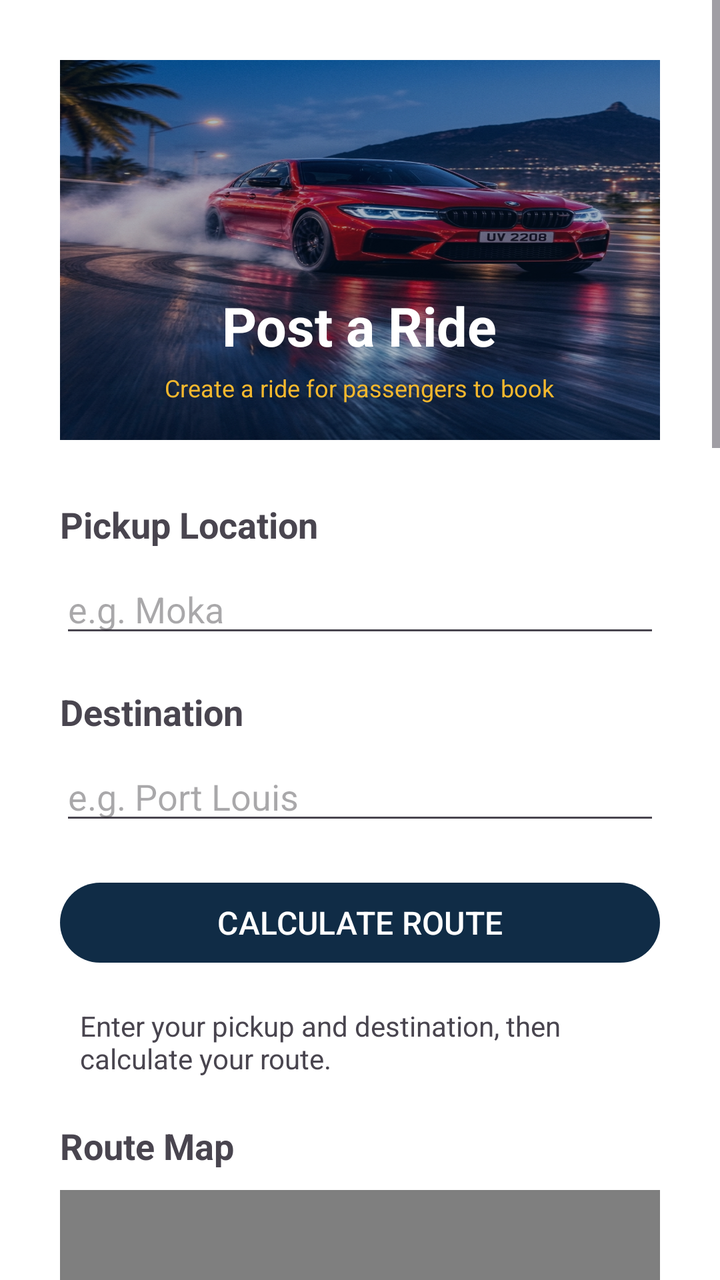
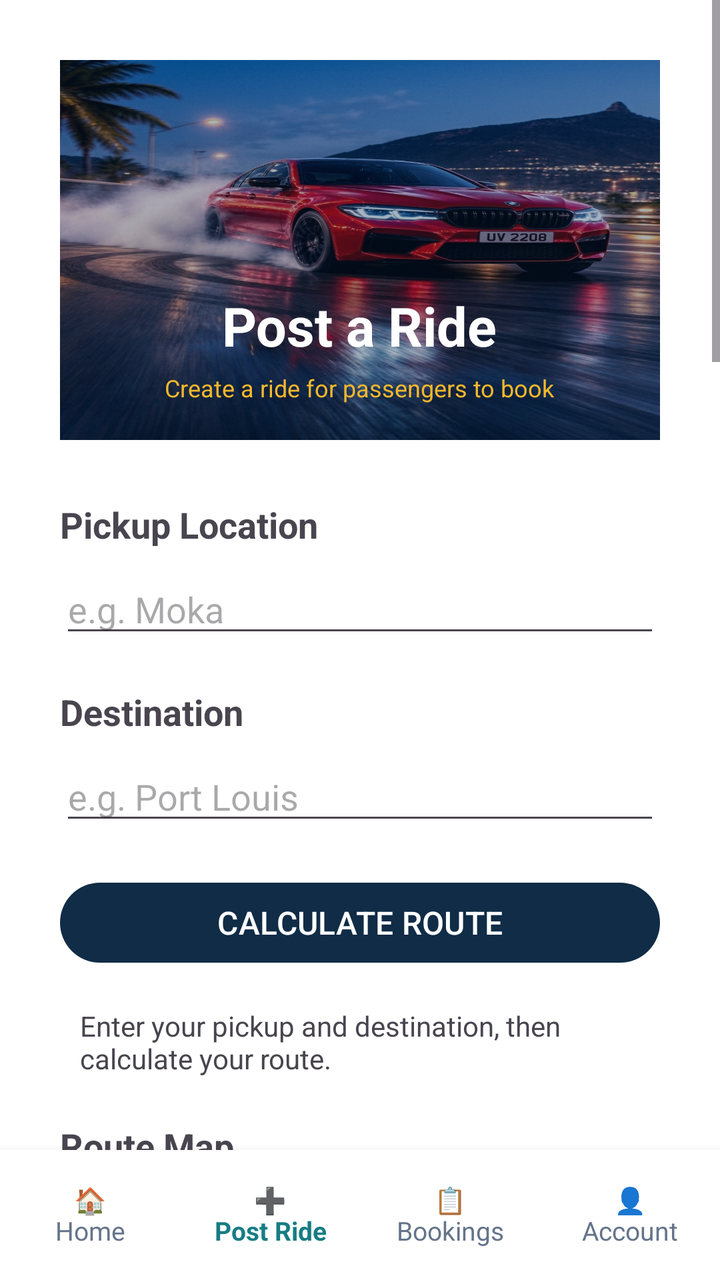

The first picture is an Android layout as it rendered before a commit; the second is the same layout after the commit. The layout source and the unified diff follow.
<!-- AndroidManifest.xml: application theme Theme.RideConnect -->
<!-- res/layout/activity_post_ride.xml -->
<?xml version="1.0" encoding="utf-8"?>
<ScrollView
    xmlns:android="http://schemas.android.com/apk/res/android"
    android:layout_width="match_parent"
    android:layout_height="match_parent"
    android:background="#FFFFFF"
    android:fillViewport="true">

    <LinearLayout
        android:layout_width="match_parent"
        android:layout_height="wrap_content"
        android:orientation="vertical"
        android:padding="30dp">

        


        

        <FrameLayout
            android:layout_width="match_parent"
            android:layout_height="190dp"
            android:layout_marginStart="-30dp"
            android:layout_marginEnd="-30dp"
            android:background="@color/navy">

            <ImageView
                android:id="@+id/postRideCarImage"
                android:layout_width="match_parent"
                android:layout_height="match_parent"
                android:src="@drawable/rideconnect_splash"
                android:scaleType="fitXY"
                android:contentDescription="BMW car photograph"/>

            <LinearLayout
                android:layout_width="match_parent"
                android:layout_height="match_parent"
                android:orientation="vertical"
                android:gravity="center_horizontal|bottom"
                android:background="#55041E42"
                android:paddingStart="20dp"
                android:paddingEnd="20dp"
                android:paddingBottom="18dp">

                <TextView
                    android:layout_width="wrap_content"
                    android:layout_height="wrap_content"
                    android:text="Post a Ride"
                    android:textSize="27sp"
                    android:textStyle="bold"
                    android:textColor="@color/white"/>

                <TextView
                    android:layout_width="wrap_content"
                    android:layout_height="wrap_content"
                    android:text="Create a ride for passengers to book"
                    android:textSize="12sp"
                    android:textColor="#F5B82E"
                    android:layout_marginTop="5dp"/>

            </LinearLayout>

        </FrameLayout>


        

        <TextView
            android:layout_width="wrap_content"
            android:layout_height="wrap_content"
            android:text="Pickup Location"
            android:textSize="18sp"
            android:textStyle="bold"
            android:layout_marginTop="30dp"/>

        <EditText
            android:id="@+id/pickupInput"
            android:layout_width="match_parent"
            android:layout_height="wrap_content"
            android:hint="e.g. Moka"
            android:inputType="textCapWords"
            android:layout_marginTop="8dp"/>

        

        <TextView
            android:layout_width="wrap_content"
            android:layout_height="wrap_content"
            android:text="Destination"
            android:textSize="18sp"
            android:textStyle="bold"
            android:layout_marginTop="20dp"/>

        <EditText
            android:id="@+id/destinationInput"
            android:layout_width="match_parent"
            android:layout_height="wrap_content"
            android:hint="e.g. Port Louis"
            android:inputType="textCapWords"
            android:layout_marginTop="8dp"/>

        

        <Button
            android:id="@+id/calculateRouteButton"
            android:layout_width="match_parent"
            android:layout_height="wrap_content"
            android:text="CALCULATE ROUTE"
            android:textSize="16sp"
            android:layout_marginTop="20dp"/>

        

        <TextView
            android:id="@+id/routeStatusText"
            android:layout_width="match_parent"
            android:layout_height="wrap_content"
            android:text="Enter your pickup and destination, then calculate your route."
            android:textSize="14sp"
            android:padding="10dp"
            android:layout_marginTop="8dp"/>

        

        <TextView
            android:layout_width="wrap_content"
            android:layout_height="wrap_content"
            android:text="Route Map"
            android:textSize="18sp"
            android:textStyle="bold"
            android:layout_marginTop="12dp"/>

        <org.osmdroid.views.MapView
            android:id="@+id/postRideMap"
            android:layout_width="match_parent"
            android:layout_height="300dp"
            android:layout_marginTop="10dp"/>

        

        <TextView
            android:layout_width="match_parent"
            android:layout_height="wrap_content"
            android:text="Select the point you want to adjust"
            android:textSize="17sp"
            android:textStyle="bold"
            android:layout_marginTop="18dp"/>

        <TextView
            android:layout_width="match_parent"
            android:layout_height="wrap_content"
            android:text="Choose Pickup or Destination below, then tap or long-press the exact position on the map."
            android:textSize="14sp"
            android:layout_marginTop="6dp"/>

        <RadioGroup
            android:id="@+id/locationSelectionGroup"
            android:layout_width="match_parent"
            android:layout_height="wrap_content"
            android:orientation="vertical"
            android:layout_marginTop="10dp">

            <RadioButton
                android:id="@+id/selectPickupRadio"
                android:layout_width="match_parent"
                android:layout_height="wrap_content"
                android:text="Adjust Pickup Point"
                android:checked="true"
                android:padding="8dp"/>

            <RadioButton
                android:id="@+id/selectDestinationRadio"
                android:layout_width="match_parent"
                android:layout_height="wrap_content"
                android:text="Adjust Destination Point"
                android:padding="8dp"/>

        </RadioGroup>

        <TextView
            android:id="@+id/pickupPointText"
            android:layout_width="match_parent"
            android:layout_height="wrap_content"
            android:text="Pickup point: Not selected"
            android:textSize="14sp"
            android:padding="10dp"
            android:layout_marginTop="8dp"
            android:background="#F1F5F9"/>

        <TextView
            android:id="@+id/destinationPointText"
            android:layout_width="match_parent"
            android:layout_height="wrap_content"
            android:text="Destination point: Not selected"
            android:textSize="14sp"
            android:padding="10dp"
            android:layout_marginTop="8dp"
            android:background="#F1F5F9"/>

        

        <TextView
            android:layout_width="wrap_content"
            android:layout_height="wrap_content"
            android:text="Available Routes"
            android:textSize="18sp"
            android:textStyle="bold"
            android:layout_marginTop="20dp"/>

        <RadioGroup
            android:id="@+id/routeOptionsGroup"
            android:layout_width="match_parent"
            android:layout_height="wrap_content"
            android:orientation="vertical"
            android:layout_marginTop="8dp"/>

        

        <TextView
            android:id="@+id/routeSummaryText"
            android:layout_width="match_parent"
            android:layout_height="wrap_content"
            android:text="Your selected route details will appear here."
            android:textSize="15sp"
            android:padding="12dp"
            android:layout_marginTop="10dp"
            android:background="#F1F5F9"/>

        

        <TextView
            android:id="@+id/dateText"
            android:layout_width="match_parent"
            android:layout_height="wrap_content"
            android:text="Date: Not selected"
            android:textSize="18sp"
            android:textStyle="bold"
            android:layout_marginTop="25dp"/>

        <Button
            android:id="@+id/selectDateButton"
            android:layout_width="match_parent"
            android:layout_height="wrap_content"
            android:text="📅 SELECT DATE"
            android:layout_marginTop="8dp"/>

        

        <TextView
            android:id="@+id/timeText"
            android:layout_width="match_parent"
            android:layout_height="wrap_content"
            android:text="Time: Not selected"
            android:textSize="18sp"
            android:textStyle="bold"
            android:layout_marginTop="15dp"/>

        <Button
            android:id="@+id/selectTimeButton"
            android:layout_width="match_parent"
            android:layout_height="wrap_content"
            android:text="🕐 SELECT TIME"
            android:layout_marginTop="8dp"/>

        

        <TextView
            android:layout_width="wrap_content"
            android:layout_height="wrap_content"
            android:text="Available Seats"
            android:textSize="18sp"
            android:textStyle="bold"
            android:layout_marginTop="20dp"/>

        <EditText
            android:id="@+id/seatsInput"
            android:layout_width="match_parent"
            android:layout_height="wrap_content"
            android:hint="e.g. 3"
            android:inputType="number"
            android:layout_marginTop="8dp"/>

        

        <TextView
            android:layout_width="wrap_content"
            android:layout_height="wrap_content"
            android:text="Price per Passenger (Rs)"
            android:textSize="18sp"
            android:textStyle="bold"
            android:layout_marginTop="20dp"/>

        <EditText
            android:id="@+id/priceInput"
            android:layout_width="match_parent"
            android:layout_height="wrap_content"
            android:hint="e.g. 100"
            android:inputType="numberDecimal"
            android:layout_marginTop="8dp"/>

        

        <Button
            android:id="@+id/postRideButton"
            android:layout_width="match_parent"
            android:layout_height="wrap_content"
            android:text="🚗 POST RIDE"
            android:textSize="18sp"
            android:layout_marginTop="30dp"
            android:layout_marginBottom="30dp"/>

    </LinearLayout>

</ScrollView>
<!-- resources referenced by this layout -->
<resources>
  <color name="navy">#102C46</color>
  <color name="white">#FFFFFFFF</color>
  <!-- drawable rideconnect_splash: jpg bitmap (drawable, 777467 bytes) -->
  <style name="Theme.RideConnect" parent="Base.Theme.RideConnect" />
  <style name="Base.Theme.RideConnect" parent="Theme.Material3.Light.NoActionBar">
  
          
          <item name="colorPrimary">@color/navy</item>
          <item name="colorOnPrimary">@color/white</item>
  
          <item name="colorSecondary">@color/teal</item>
          <item name="colorOnSecondary">@color/white</item>
  
          <item name="colorTertiary">@color/gold</item>
          <item name="colorOnTertiary">@color/navy</item>
  
          
          <item name="colorSurface">@color/card_white</item>
          <item name="colorOnSurface">@color/text_primary</item>
  
          
          <item name="android:statusBarColor">@color/navy</item>
          <item name="android:navigationBarColor">@color/card_white</item>
  
          <item name="android:windowLightStatusBar">false</item>
          <item name="android:windowLightNavigationBar">true</item>
  
          
          <item name="android:windowBackground">@color/screen_background</item>
  
          
          <item name="android:colorAccent">@color/teal</item>
  
      </style>
  <color name="teal">#167D83</color>
  <color name="gold">#F2B84B</color>
  <color name="card_white">#FFFFFF</color>
  <color name="text_primary">#172B3A</color>
  <color name="screen_background">#F4F6F8</color>
</resources>

<!-- the commit's change to res/layout/activity_post_ride.xml (unified diff, before → after) -->
@@ -1,10 +1,17 @@
 <?xml version="1.0" encoding="utf-8"?>
-<ScrollView
+<LinearLayout
     xmlns:android="http://schemas.android.com/apk/res/android"
     android:layout_width="match_parent"
     android:layout_height="match_parent"
-    android:background="#FFFFFF"
-    android:fillViewport="true">
+    android:orientation="vertical"
+    android:background="#FFFFFF">
+
+    <ScrollView
+        android:layout_width="match_parent"
+        android:layout_height="0dp"
+        android:layout_weight="1"
+        android:background="#FFFFFF"
+        android:fillViewport="true">
 
     <LinearLayout
         android:layout_width="match_parent"
@@ -310,5 +317,68 @@
             android:layout_marginBottom="30dp"/>
 
     </LinearLayout>
-
-</ScrollView>
+    </ScrollView>
+
+    
+    <LinearLayout
+        android:layout_width="match_parent"
+        android:layout_height="65dp"
+        android:orientation="horizontal"
+        android:gravity="center"
+        android:background="@color/white"
+        android:elevation="8dp"
+        android:paddingTop="4dp"
+        android:paddingBottom="4dp">
+
+        <TextView
+            android:id="@+id/driverPostHomeNavItem"
+            android:layout_width="0dp"
+            android:layout_height="match_parent"
+            android:layout_weight="1"
+            android:gravity="center"
+            android:text="🏠\nHome"
+            android:textSize="13sp"
+            android:textColor="#64748B"
+            android:clickable="true"
+            android:focusable="true" />
+
+        <TextView
+            android:id="@+id/driverPostRideNavItem"
+            android:layout_width="0dp"
+            android:layout_height="match_parent"
+            android:layout_weight="1"
+            android:gravity="center"
+            android:text="➕\nPost Ride"
+            android:textSize="13sp"
+            android:textStyle="bold"
+            android:textColor="@color/teal"
+            android:clickable="true"
+            android:focusable="true" />
+
+        <TextView
+            android:id="@+id/driverPostBookingsNavItem"
+            android:layout_width="0dp"
+            android:layout_height="match_parent"
+            android:layout_weight="1"
+            android:gravity="center"
+            android:text="📋\nBookings"
+            android:textSize="13sp"
+            android:textColor="#64748B"
+            android:clickable="true"
+            android:focusable="true" />
+
+        <TextView
+            android:id="@+id/driverPostAccountNavItem"
+            android:layout_width="0dp"
+            android:layout_height="match_parent"
+            android:layout_weight="1"
+            android:gravity="center"
+            android:text="👤\nAccount"
+            android:textSize="13sp"
+            android:textColor="#64748B"
+            android:clickable="true"
+            android:focusable="true" />
+
+    </LinearLayout>
+
+</LinearLayout>
